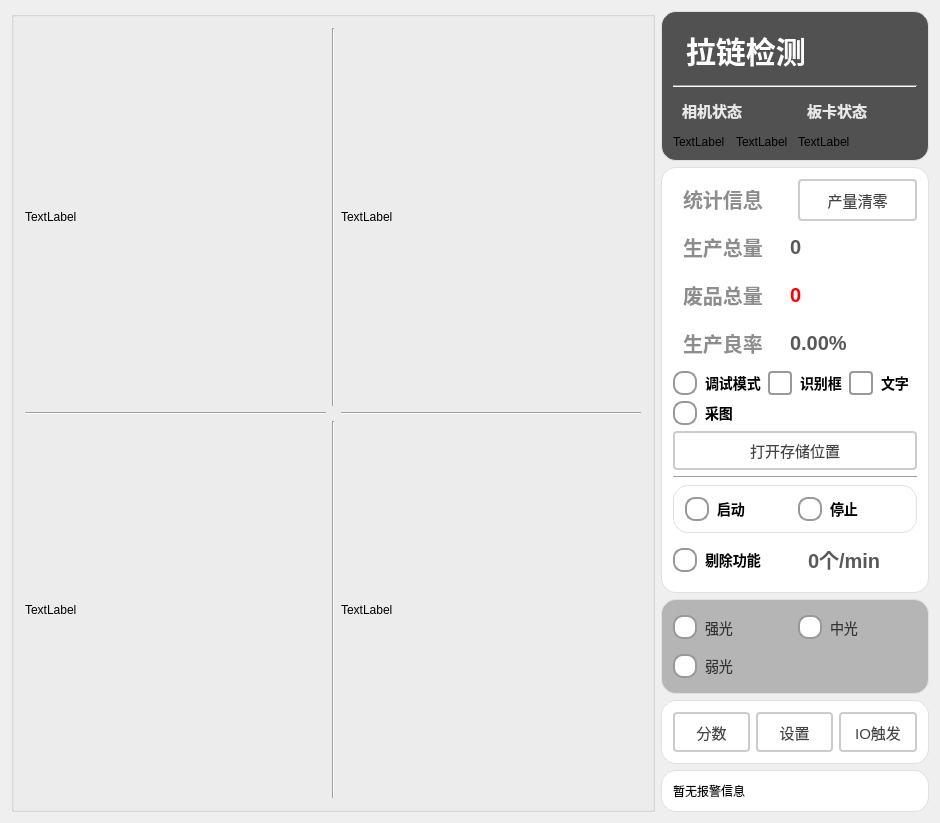
Before: the Qt Designer form ZipperScanner/ui/ZipperScanner.ui in WIND-ROAD-RUN/ZipperScanner, drawn with Qt 5.
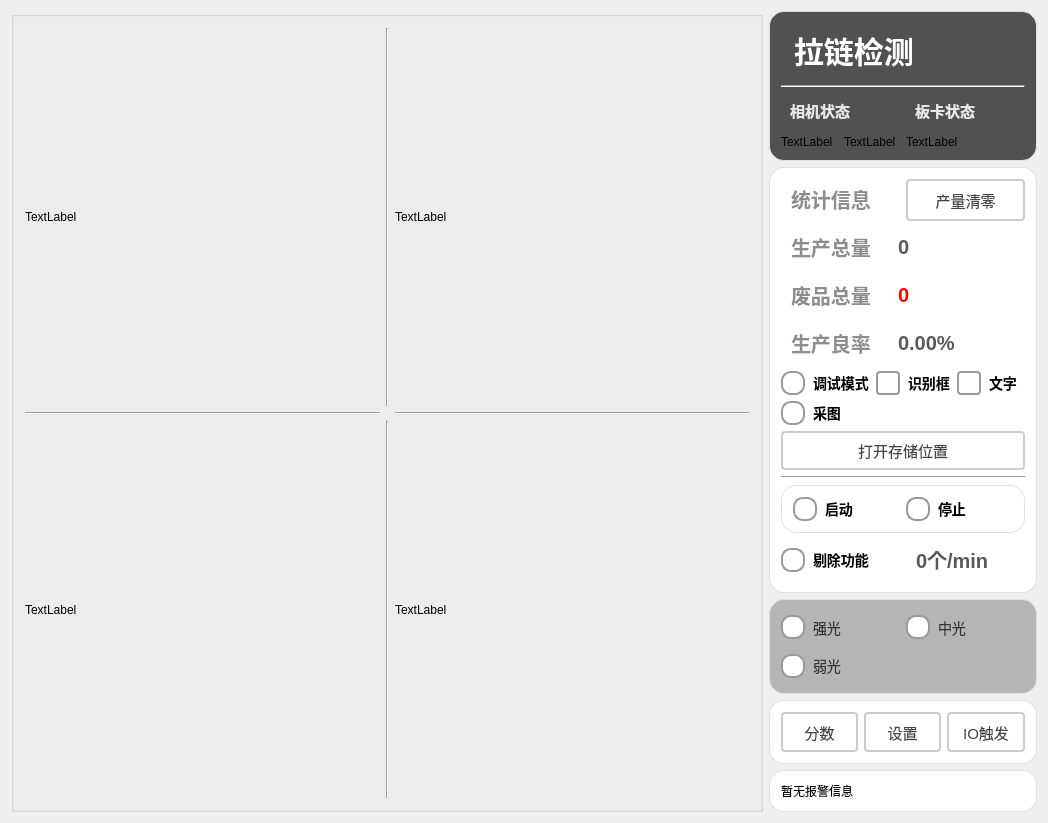
After: the same form once the commit is applied. Icons and pictures are not drawn.

Diff of the .ui file:
```diff
--- a/ZipperScanner/ui/ZipperScanner.ui
+++ b/ZipperScanner/ui/ZipperScanner.ui
@@ -6,7 +6,7 @@
    <rect>
     <x>0</x>
     <y>0</y>
-    <width>940</width>
+    <width>1048</width>
     <height>823</height>
    </rect>
   </property>
```
